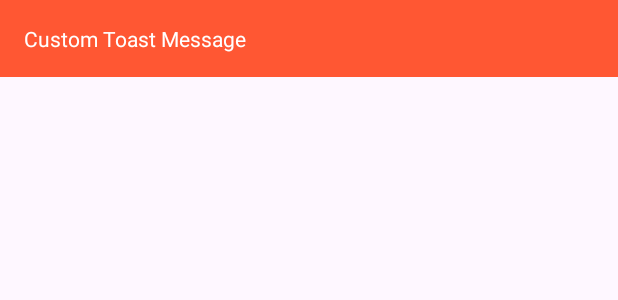
After one commit to hafiz013/tic-tac-toe-android, an Android app built with Jetpack Compose: the layout custom_toast.xml on its own in the app's theme, with its tools: preview values and no code run, on a phone screen of 412 x 824 dp. The commit adds this screen. Shown: the top 300 px of the screen. Run offline under Robolectric (Android 15) with nearby library versions, the phone set to English and light mode, and no system bars.

Commit message:
custom toast animation

```diff
--- /dev/null
+++ b/app/src/main/res/layout/custom_toast.xml
@@ -0,0 +1,16 @@
+<?xml version="1.0" encoding="utf-8"?>
+<LinearLayout xmlns:android="http://schemas.android.com/apk/res/android"
+    android:id="@+id/custom_toast_container"
+    android:layout_width="match_parent"
+    android:layout_height="wrap_content"
+    android:orientation="vertical"
+    android:padding="16dp"
+    android:background="#FF5733">
+
+    <TextView
+        android:id="@+id/custom_toast_text"
+        android:layout_width="wrap_content"
+        android:layout_height="wrap_content"
+        android:textColor="#FFFFFF"
+        android:text="Custom Toast Message"/>
+</LinearLayout>
```
Also changed, not shown: app/src/main/java/com/example/tictactoe/base/GameAbstractActivity.kt (+9 -7 lines), app/src/main/java/com/example/tictactoe/extenstion/Extension.kt (added, +41 -0 lines).
